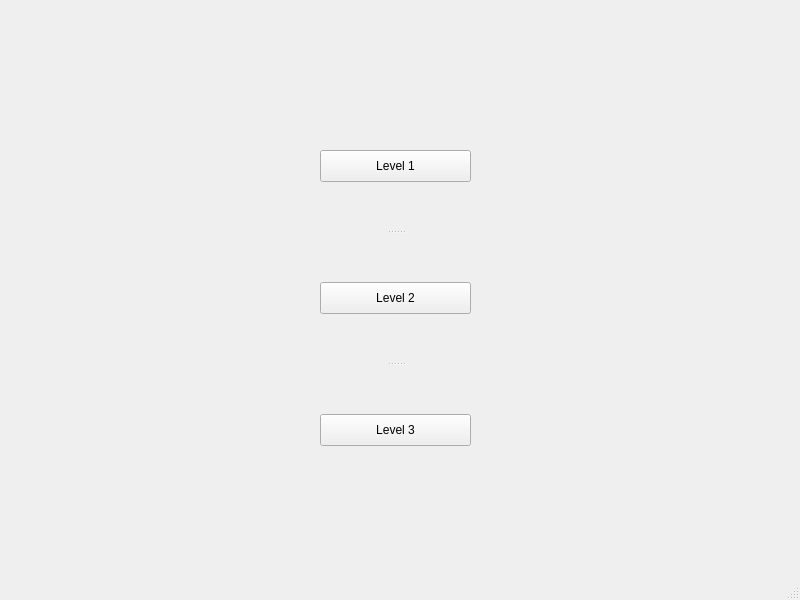
UofU-CS3505/cs3505-assignment9-KingsleyCRS, file levelmainwindow.ui: the form before one commit.
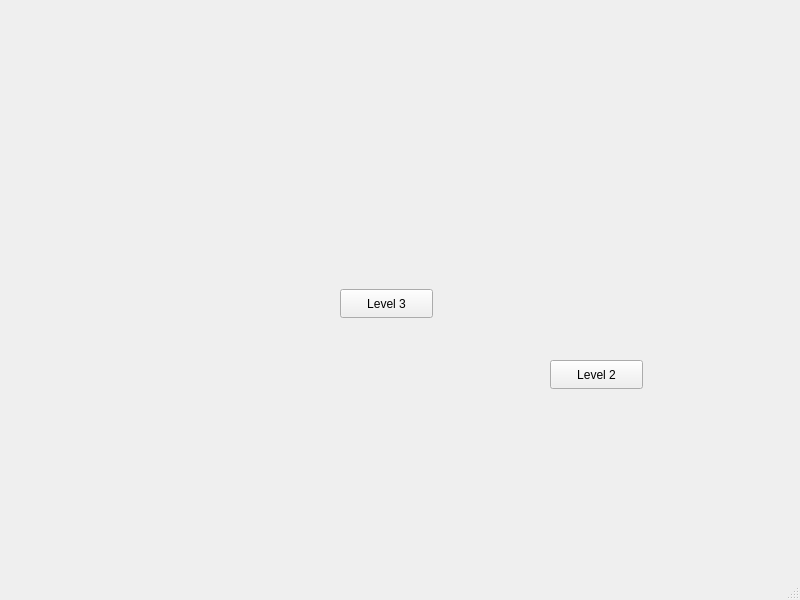
The form after the commit.

What changed in the file:
```diff
--- a/levelmainwindow.ui
+++ b/levelmainwindow.ui
@@ -14,42 +14,31 @@
    <string>MainWindow</string>
   </property>
   <widget class="QWidget" name="centralwidget">
-   <widget class="QSplitter" name="splitter">
+   <widget class="QPushButton" name="level_3">
     <property name="geometry">
      <rect>
-      <x>320</x>
-      <y>150</y>
-      <width>151</width>
-      <height>296</height>
+      <x>340</x>
+      <y>289</y>
+      <width>93</width>
+      <height>29</height>
      </rect>
     </property>
-    <property name="lineWidth">
-     <number>1</number>
+    <property name="text">
+     <string>Level 3</string>
     </property>
-    <property name="midLineWidth">
-     <number>0</number>
+   </widget>
+   <widget class="QPushButton" name="level_2">
+    <property name="geometry">
+     <rect>
+      <x>550</x>
+      <y>360</y>
+      <width>93</width>
+      <height>29</height>
+     </rect>
     </property>
-    <property name="orientation">
-     <enum>Qt::Vertical</enum>
+    <property name="text">
+     <string>Level 2</string>
     </property>
-    <property name="handleWidth">
-     <number>100</number>
-    </property>
-    <widget class="QPushButton" name="level_1">
-     <property name="text">
-      <string>Level 1</string>
-     </property>
-    </widget>
-    <widget class="QPushButton" name="level_2">
-     <property name="text">
-      <string>Level 2</string>
-     </property>
-    </widget>
-    <widget class="QPushButton" name="level_3">
-     <property name="text">
-      <string>Level 3</string>
-     </property>
-    </widget>
    </widget>
   </widget>
   <widget class="QMenuBar" name="menubar">
```
Left out of the diff: 2 changed lines with no effect on the pictures.
